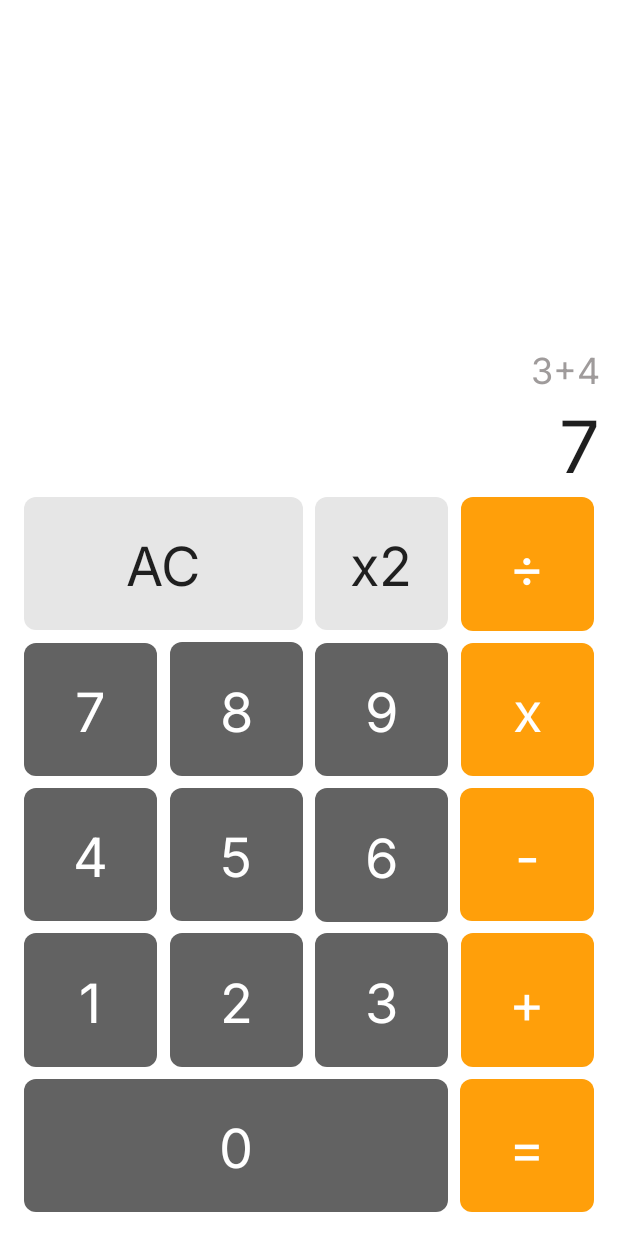
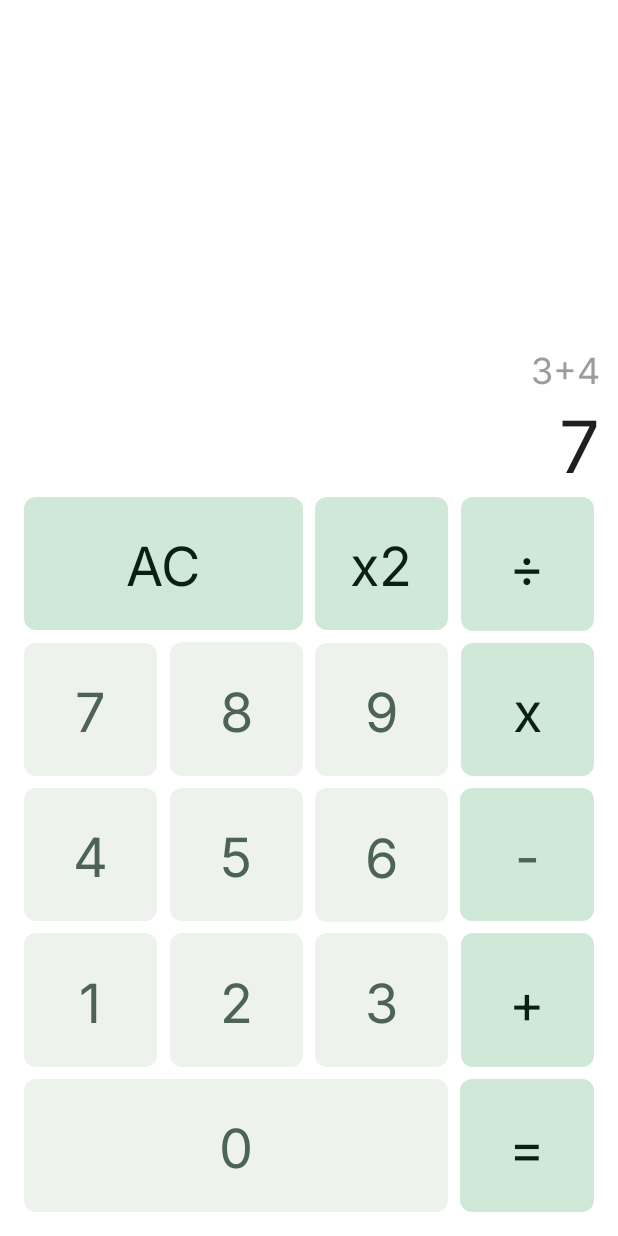
Before and after one commit to 1405yuga/AndroidRevisionApps, an Android app: the screen it shows after launch (MainActivity), on a phone screen of 412 x 824 dp. Run offline under Robolectric (Android 15) with nearby library versions, the phone set to English and light mode, and no system bars.

Commit message:
added light theme colors

```diff
--- a/Calculator/app/src/main/res/layout/fragment_calculate_page.xml
+++ b/Calculator/app/src/main/res/layout/fragment_calculate_page.xml
@@ -50,13 +50,13 @@
             android:layout_width="0dp"
             android:layout_height="0dp"
             android:background="@drawable/screen_button"
-            android:backgroundTint="@color/special_operations_bg"
+            android:backgroundTint="@color/operations_bg"
             android:fontFamily="@font/inter"
             android:gravity="center"
             android:minWidth="@dimen/min_clickable_size"
             android:minHeight="@dimen/min_clickable_size"
             android:text="AC"
-            android:textColor="@color/special_operations_text"
+            android:textColor="@color/operations_text"
             android:textSize="@dimen/numbers_text_size"
             app:layout_constraintBottom_toTopOf="@id/seven"
             app:layout_constraintDimensionRatio="2:1"
@@ -70,13 +70,13 @@
             android:layout_width="0dp"
             android:layout_height="0dp"
             android:background="@drawable/screen_button"
-            android:backgroundTint="@color/special_operations_bg"
+            android:backgroundTint="@color/operations_bg"
             android:fontFamily="@font/inter"
             android:gravity="center"
             android:minWidth="@dimen/min_clickable_size"
             android:minHeight="@dimen/min_clickable_size"
             android:text="x2"
-            android:textColor="@color/special_operations_text"
+            android:textColor="@color/operations_text"
             android:textSize="@dimen/numbers_text_size"
             app:layout_constraintBottom_toTopOf="@id/nine"
             app:layout_constraintDimensionRatio="1:1"
@@ -96,7 +96,7 @@
             android:minWidth="@dimen/min_clickable_size"
             android:minHeight="@dimen/min_clickable_size"
             android:text="÷"
-            android:textColor="@color/white"
+            android:textColor="@color/operations_text"
             android:textSize="@dimen/numbers_text_size"
             app:layout_constraintBottom_toTopOf="@id/multiply"
             app:layout_constraintDimensionRatio="1:1"
@@ -115,7 +115,7 @@
             android:minWidth="@dimen/min_clickable_size"
             android:minHeight="@dimen/min_clickable_size"
             android:text="7"
-            android:textColor="@color/white"
+            android:textColor="@color/numbers_text"
             android:textSize="@dimen/numbers_text_size"
             app:layout_constraintBottom_toTopOf="@id/six"
             app:layout_constraintDimensionRatio="1:1"
@@ -133,7 +133,7 @@
             android:minWidth="@dimen/min_clickable_size"
             android:minHeight="@dimen/min_clickable_size"
             android:text="8"
-            android:textColor="@color/white"
+            android:textColor="@color/numbers_text"
             android:textSize="@dimen/numbers_text_size"
             app:layout_constraintBottom_toTopOf="@id/six"
             app:layout_constraintDimensionRatio="1:1"
@@ -152,7 +152,7 @@
             android:minWidth="@dimen/min_clickable_size"
             android:minHeight="@dimen/min_clickable_size"
             android:text="9"
-            android:textColor="@color/white"
+            android:textColor="@color/numbers_text"
             android:textSize="@dimen/numbers_text_size"
             app:layout_constraintBottom_toTopOf="@id/six"
             app:layout_constraintDimensionRatio="1:1"
@@ -172,7 +172,7 @@
             android:minWidth="@dimen/min_clickable_size"
             android:minHeight="@dimen/min_clickable_size"
             android:text="x"
-            android:textColor="@color/white"
+            android:textColor="@color/operations_text"
             android:textSize="@dimen/numbers_text_size"
             app:layout_constraintBottom_toTopOf="@id/minus"
             app:layout_constraintDimensionRatio="1:1"
@@ -191,7 +191,7 @@
             android:minWidth="@dimen/min_clickable_size"
             android:minHeight="@dimen/min_clickable_size"
             android:text="4"
-            android:textColor="@color/white"
+            android:textColor="@color/numbers_text"
             android:textSize="@dimen/numbers_text_size"
             app:layout_constraintBottom_toTopOf="@id/one"
             app:layout_constraintDimensionRatio="1:1"
@@ -210,7 +210,7 @@
             android:minWidth="@dimen/min_clickable_size"
             android:minHeight="@dimen/min_clickable_size"
             android:text="5"
-            android:textColor="@color/white"
+            android:textColor="@color/numbers_text"
             android:textSize="@dimen/numbers_text_size"
             app:layout_constraintBottom_toTopOf="@id/two"
             app:layout_constraintDimensionRatio="1:1"
@@ -229,7 +229,7 @@
             android:minWidth="@dimen/min_clickable_size"
             android:minHeight="@dimen/min_clickable_size"
             android:text="6"
-            android:textColor="@color/white"
+            android:textColor="@color/numbers_text"
             android:textSize="@dimen/numbers_text_size"
             app:layout_constraintBottom_toTopOf="@id/three"
             app:layout_constraintDimensionRatio="1:1"
@@ -249,7 +249,7 @@
             android:minWidth="@dimen/min_clickable_size"
             android:minHeight="@dimen/min_clickable_size"
             android:text="-"
-            android:textColor="@color/white"
+            android:textColor="@color/numbers_text"
             android:textSize="@dimen/numbers_text_size"
             app:layout_constraintBottom_toTopOf="@id/plus"
             app:layout_constraintDimensionRatio="1:1"
@@ -268,7 +268,7 @@
             android:minWidth="@dimen/min_clickable_size"
             android:minHeight="@dimen/min_clickable_size"
             android:text="1"
-            android:textColor="@color/white"
+            android:textColor="@color/numbers_text"
             android:textSize="@dimen/numbers_text_size"
             app:layout_constraintBottom_toTopOf="@id/zero"
             app:layout_constraintDimensionRatio="1:1"
@@ -287,7 +287,7 @@
             android:minWidth="@dimen/min_clickable_size"
             android:minHeight="@dimen/min_clickable_size"
             android:text="2"
-            android:textColor="@color/white"
+            android:textColor="@color/numbers_text"
             android:textSize="@dimen/numbers_text_size"
             app:layout_constraintBottom_toTopOf="@id/zero"
             app:layout_constraintDimensionRatio="1:1"
@@ -306,7 +306,7 @@
             android:minWidth="@dimen/min_clickable_size"
             android:minHeight="@dimen/min_clickable_size"
             android:text="3"
-            android:textColor="@color/white"
+            android:textColor="@color/numbers_text"
             android:textSize="@dimen/numbers_text_size"
             app:layout_constraintBottom_toTopOf="@id/zero"
             app:layout_constraintDimensionRatio="1:1"
@@ -326,7 +326,7 @@
             android:minWidth="@dimen/min_clickable_size"
             android:minHeight="@dimen/min_clickable_size"
             android:text="+"
-            android:textColor="@color/white"
+            android:textColor="@color/operations_text"
             android:textSize="@dimen/numbers_text_size"
             app:layout_constraintBottom_toTopOf="@id/zero"
             app:layout_constraintDimensionRatio="1:1"
@@ -345,7 +345,7 @@
             android:minWidth="@dimen/min_clickable_size"
             android:minHeight="@dimen/min_clickable_size"
             android:text="0"
-            android:textColor="@color/white"
+            android:textColor="@color/numbers_text"
             android:textSize="@dimen/numbers_text_size"
             app:layout_constraintBottom_toBottomOf="parent"
             app:layout_constraintDimensionRatio="3:1"
@@ -365,7 +365,7 @@
             android:minWidth="@dimen/min_clickable_size"
             android:minHeight="@dimen/min_clickable_size"
             android:text="="
-            android:textColor="@color/white"
+            android:textColor="@color/operations_text"
             android:textSize="@dimen/numbers_text_size"
             app:layout_constraintBottom_toBottomOf="parent"
             app:layout_constraintDimensionRatio="1:1"
--- a/Calculator/app/src/main/res/values/colors.xml
+++ b/Calculator/app/src/main/res/values/colors.xml
@@ -4,10 +4,10 @@
     <color name="white">#FFFFFFFF</color>
 
     <color name="app_bg">#FFFFFF</color>
-    <color name="numbers_bg">#626262</color>
-    <color name="operations_bg">#FF9F0A</color>
-    <color name="special_operations_bg">#E6E6E6</color>
-    <color name="special_operations_text">#1F1F1F</color>
+    <color name="numbers_bg">#edf2ec</color>
+    <color name="numbers_text">#4d6356</color>
+    <color name="operations_bg">#d0e8d8</color>
+    <color name="operations_text">#0a1f15</color>
 
     <color name="unfocused_text">#9F9B9B</color>
     <color name="focused_text">#1F1F1F</color>
```
